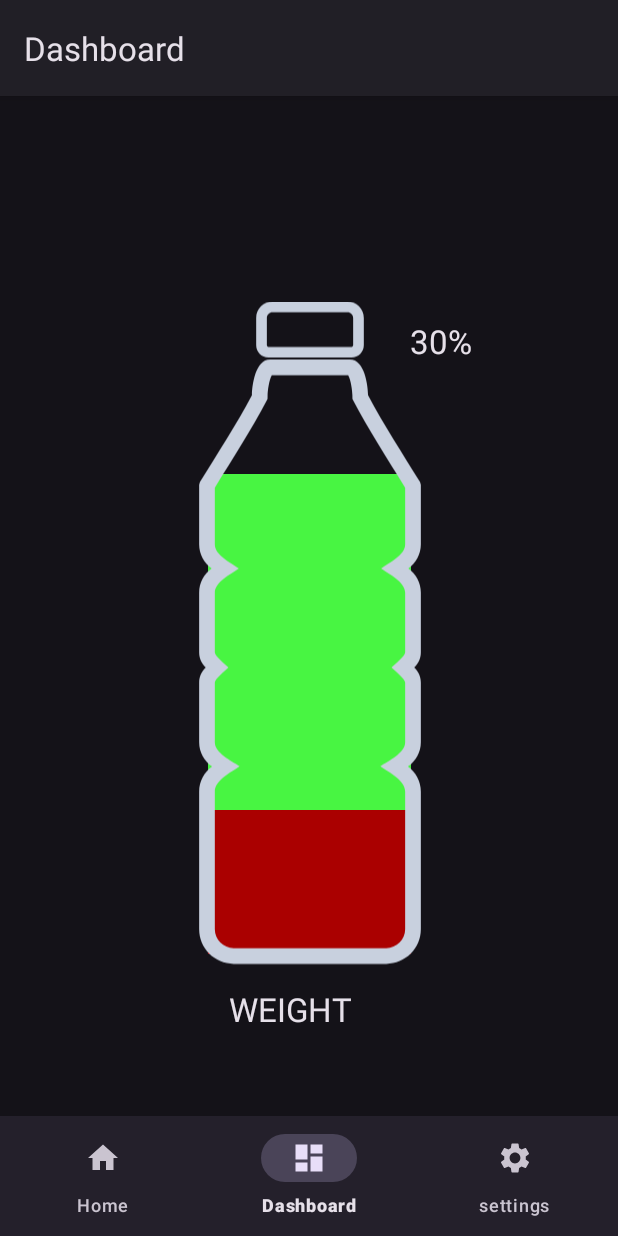
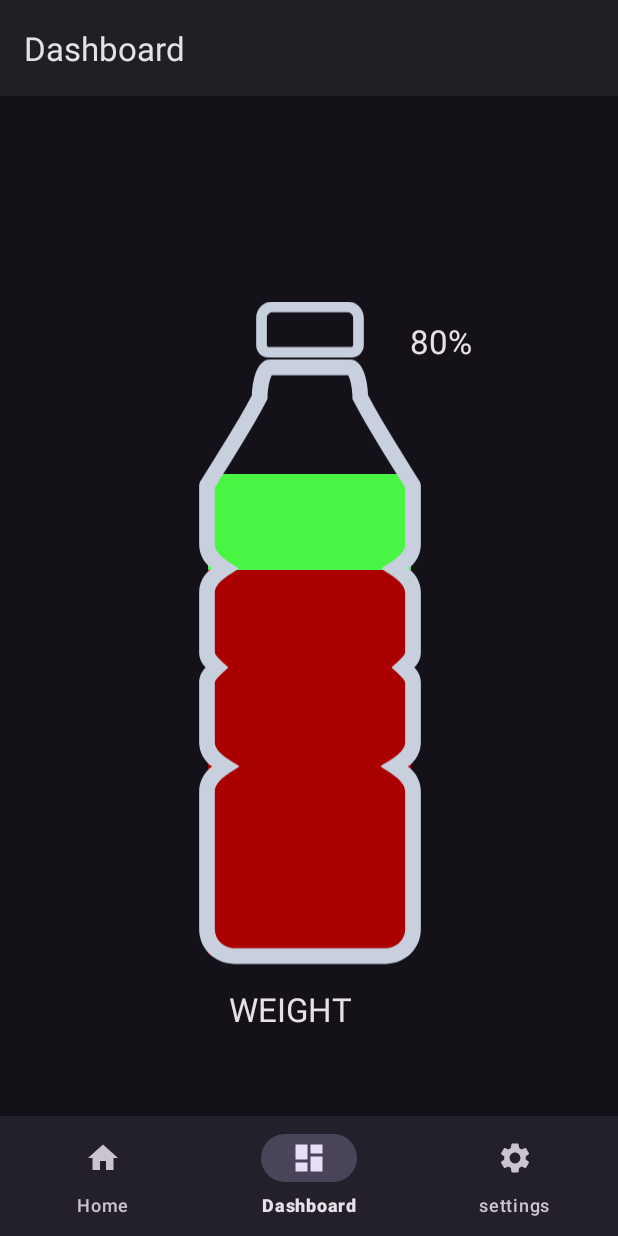
Before and after one commit to jaysstewart/CupholderJava, an Android app: the DashboardFragment screen opened through its navigation route, on a phone screen of 412 x 824 dp. Run offline under Robolectric (Android 15) with nearby library versions, the phone set to English and light mode, and no system bars; our stand-ins replace navigation-ui.

```diff
--- a/app/src/main/AndroidManifest.xml
+++ b/app/src/main/AndroidManifest.xml
@@ -2,6 +2,7 @@
 <manifest xmlns:android="http://schemas.android.com/apk/res/android"
     xmlns:tools="http://schemas.android.com/tools">
 
+    <uses-permission android:name="android.permission.POST_NOTIFICATIONS" />
     <application
         android:allowBackup="true"
         android:dataExtractionRules="@xml/data_extraction_rules"
--- a/app/src/main/java/com/example/cupholderjava/MainActivity.java
+++ b/app/src/main/java/com/example/cupholderjava/MainActivity.java
@@ -1,11 +1,20 @@
 package com.example.cupholderjava;
 
+import android.app.NotificationChannel;
+import android.app.NotificationManager;
+import android.app.PendingIntent;
+import android.content.Context;
+import android.content.Intent;
+import android.os.Build;
 import android.os.Bundle;
 import android.widget.ProgressBar;
 
+import com.example.cupholderjava.ui.dashboard.DashboardFragment;
 import com.google.android.material.bottomnavigation.BottomNavigationView;
 
 import androidx.appcompat.app.AppCompatActivity;
+import androidx.core.app.NotificationCompat;
+import androidx.core.app.NotificationManagerCompat;
 import androidx.navigation.NavController;
 import androidx.navigation.Navigation;
 import androidx.navigation.ui.AppBarConfiguration;
@@ -16,10 +25,14 @@ import com.example.cupholderjava.databinding.ActivityMainBinding;
 public class MainActivity extends AppCompatActivity {
 
     private ActivityMainBinding binding;
+    String CHANNEL_ID = "notification-1";
 
     @Override
     protected void onCreate(Bundle savedInstanceState) {
         super.onCreate(savedInstanceState);
+
+        //createNotificationChannel();
+        showNotification("Test notification title", "This is a message");
 
         binding = ActivityMainBinding.inflate(getLayoutInflater());
         setContentView(binding.getRoot());
@@ -37,4 +50,41 @@ public class MainActivity extends AppCompatActivity {
 
     }
 
+//    private void createNotificationChannel() {
+//        // Create the NotificationChannel, but only on API 26+ because
+//        // the NotificationChannel class is new and not in the support library
+//        if (Build.VERSION.SDK_INT >= Build.VERSION_CODES.O) {
+//            CharSequence name = getString(R.string.app_name);
+//            String description = getString(R.string.app_name);
+//            int importance = NotificationManager.IMPORTANCE_DEFAULT;
+//            NotificationChannel channel = new NotificationChannel(CHANNEL_ID, name, importance);
+//            channel.setDescription(description);
+//            // Register the channel with the system; you can't change the importance
+//            // or other notification behaviors after this
+//            NotificationManager notificationManager = getSystemService(NotificationManager.class);
+//            notificationManager.createNotificationChannel(channel);
+//        }
+//    }
+
+    void showNotification(String title, String message) {
+        NotificationManager mNotificationManager =
+                (NotificationManager) getSystemService(Context.NOTIFICATION_SERVICE);
+        if (android.os.Build.VERSION.SDK_INT >= android.os.Build.VERSION_CODES.O) {
+            NotificationChannel channel = new NotificationChannel("YOUR_CHANNEL_ID",
+                    "YOUR_CHANNEL_NAME",
+                    NotificationManager.IMPORTANCE_DEFAULT);
+            channel.setDescription("YOUR_NOTIFICATION_CHANNEL_DESCRIPTION");
+            mNotificationManager.createNotificationChannel(channel);
+        }
+        NotificationCompat.Builder mBuilder = new NotificationCompat.Builder(getApplicationContext(), CHANNEL_ID)
+                .setSmallIcon(R.mipmap.ic_launcher) // notification icon
+                .setContentTitle(title) // title for notification
+                .setContentText(message)// message for notification
+                .setAutoCancel(true); // clear notification after click
+        //Intent intent = new Intent(getApplicationContext(), DashboardFragment.class);
+        //PendingIntent pi = PendingIntent.getActivity(this, 0, intent, PendingIntent.FLAG_UPDATE_CURRENT);
+        //mBuilder.setContentIntent(pi);
+        mNotificationManager.notify(0, mBuilder.build());
+    }
+
 }
--- a/app/src/main/java/com/example/cupholderjava/ui/dashboard/DashboardFragment.java
+++ b/app/src/main/java/com/example/cupholderjava/ui/dashboard/DashboardFragment.java
@@ -29,14 +29,22 @@ public class DashboardFragment extends Fragment {
     @Override
     public void onStart() {
         super.onStart();
-        final ProgressBar waterBar = getView().findViewById(R.id.waterBar);
-        waterBar.setProgress(30);
+        setWaterProgress(80);
+    }
+
+    // Updates water progress bar and precentage
+    public void setWaterProgress(int progress){
+        // progress can not exceed 100%
+        if (progress > 100) {
+            progress = 100;
+        }
 
         final TextView fillPercent = getView().findViewById(R.id.percent);
-        CharSequence str = "30%";
+        final ProgressBar waterBar = getView().findViewById(R.id.waterBar);
+        waterBar.setProgress(progress);
+        CharSequence str = progress + "%";
         fillPercent.setText(str);
     }
-
 
     @Override
     public void onDestroyView() {
```
